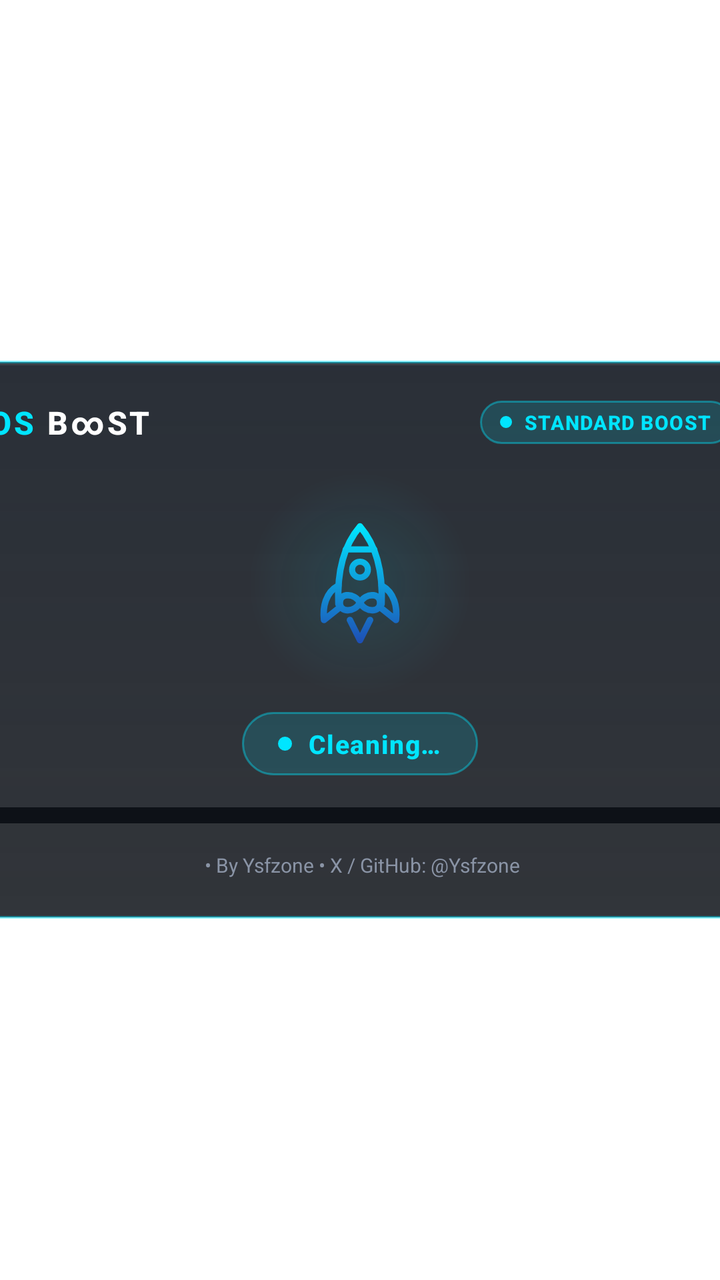
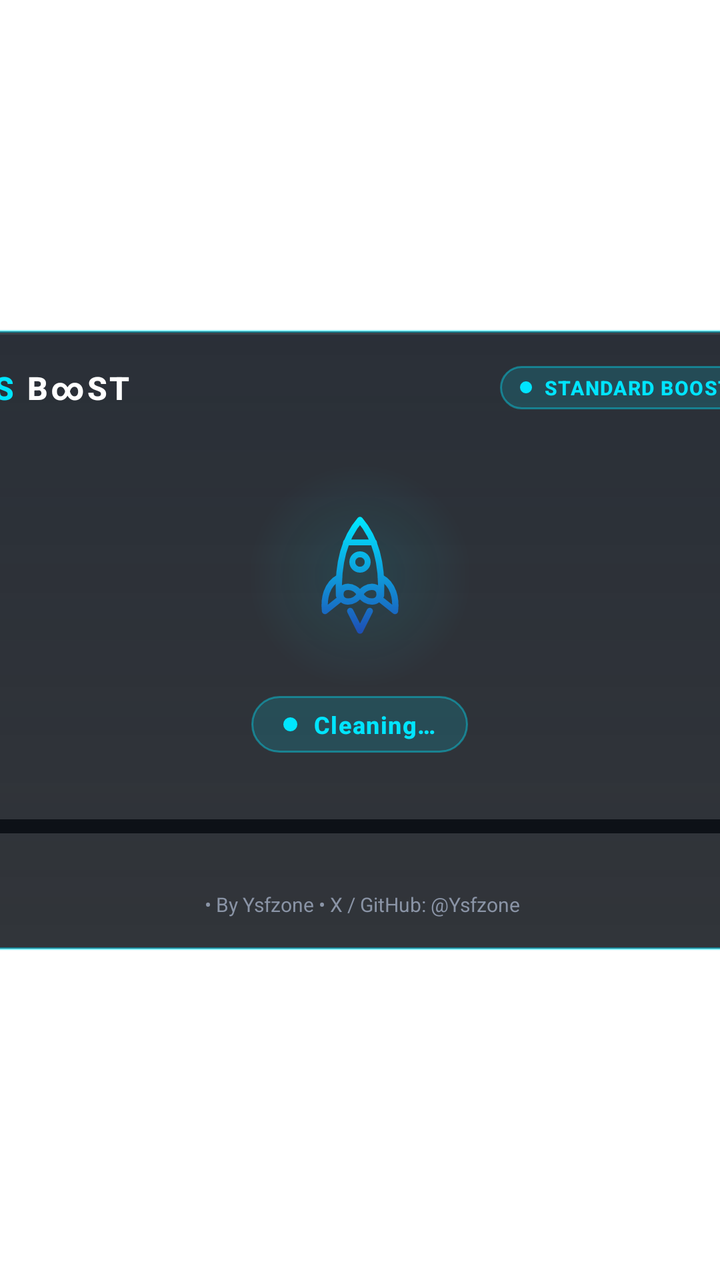

Compare the two renders of this Android layout. The source of the first and the diff that turns it into the second are given below.
<!-- AndroidManifest.xml: application theme Theme.OsBoost.Translucent -->
<!-- res/layout/activity_main.xml -->
<?xml version="1.0" encoding="utf-8"?>
<FrameLayout xmlns:android="http://schemas.android.com/apk/res/android"
    android:id="@+id/rootContainer"
    android:layout_width="match_parent"
    android:layout_height="match_parent"
    android:clipChildren="false"
    android:clipToPadding="false">

    <LinearLayout
        android:id="@+id/popupCard"
        android:layout_width="420dp"
        android:layout_height="wrap_content"
        android:layout_gravity="center"
        android:background="@drawable/bg_popup_neon"
        android:clipChildren="false"
        android:clipToPadding="false"
        android:elevation="18dp"
        android:orientation="vertical"
        android:paddingStart="24dp"
        android:paddingTop="20dp"
        android:paddingEnd="24dp"
        android:paddingBottom="20dp">

        
        <LinearLayout
            android:layout_width="match_parent"
            android:layout_height="wrap_content"
            android:gravity="center_vertical"
            android:orientation="horizontal">

            <TextView
                android:id="@+id/tvAppTitleOs"
                android:layout_width="wrap_content"
                android:layout_height="wrap_content"
                android:fontFamily="sans-serif-medium"
                android:letterSpacing="0.08"
                android:text="OS "
                android:textColor="@color/brand_cyan_electric"
                android:textSize="16sp"
                android:textStyle="bold" />

            <TextView
                android:id="@+id/tvAppTitle"
                android:layout_width="wrap_content"
                android:layout_height="wrap_content"
                android:fontFamily="sans-serif-medium"
                android:letterSpacing="0.08"
                android:text="B∞ST"
                android:textColor="@color/brand_white_pure"
                android:textSize="16sp"
                android:textStyle="bold" />

            <View
                android:layout_width="0dp"
                android:layout_height="1dp"
                android:layout_weight="1" />

            <LinearLayout
                android:id="@+id/llModePill"
                android:layout_width="wrap_content"
                android:layout_height="wrap_content"
                android:background="@drawable/bg_mode_pill"
                android:gravity="center_vertical"
                android:orientation="horizontal"
                android:paddingStart="10dp"
                android:paddingTop="4dp"
                android:paddingEnd="10dp"
                android:paddingBottom="4dp">

                <ImageView
                    android:id="@+id/ivModeDot"
                    android:layout_width="6dp"
                    android:layout_height="6dp"
                    android:contentDescription="@null"
                    android:src="@drawable/dot_glow_cyan" />

                <TextView
                    android:id="@+id/tvModeLabel"
                    android:layout_width="wrap_content"
                    android:layout_height="wrap_content"
                    android:layout_marginStart="6dp"
                    android:fontFamily="sans-serif-medium"
                    android:letterSpacing="0.05"
                    android:text="@string/mode_standard"
                    android:textColor="@color/brand_cyan_electric"
                    android:textSize="10sp"
                    android:textStyle="bold" />
            </LinearLayout>
        </LinearLayout>

        
        <FrameLayout
            android:id="@+id/rocketStage"
            android:layout_width="match_parent"
            android:layout_height="116dp"
            android:layout_marginTop="12dp"
            android:clipChildren="false"
            android:clipToPadding="false">

            <View
                android:id="@+id/viewRocketAura"
                android:layout_width="116dp"
                android:layout_height="116dp"
                android:layout_gravity="center"
                android:background="@drawable/bg_rocket_aura" />

            <ImageView
                android:id="@+id/ivFlame"
                android:layout_width="28dp"
                android:layout_height="28dp"
                android:layout_gravity="center"
                android:layout_marginTop="36dp"
                android:alpha="0"
                android:contentDescription="@null"
                android:src="@drawable/ic_flame" />

            <ImageView
                android:id="@+id/ivRocket"
                android:layout_width="72dp"
                android:layout_height="72dp"
                android:layout_gravity="center"
                android:contentDescription="@string/cd_rocket"
                android:src="@drawable/ic_osboost_rocket" />
        </FrameLayout>

        
        <LinearLayout
            android:id="@+id/llCleaningPill"
            android:layout_width="wrap_content"
            android:layout_height="wrap_content"
            android:layout_gravity="center_horizontal"
            android:layout_marginTop="6dp"
            android:background="@drawable/bg_mode_pill"
            android:gravity="center_vertical"
            android:orientation="horizontal"
            android:paddingStart="18dp"
            android:paddingTop="7dp"
            android:paddingEnd="18dp"
            android:paddingBottom="7dp">

            <ImageView
                android:layout_width="7dp"
                android:layout_height="7dp"
                android:contentDescription="@null"
                android:src="@drawable/dot_glow_cyan" />

            <TextView
                android:id="@+id/tvCleaningStatus"
                android:layout_width="wrap_content"
                android:layout_height="wrap_content"
                android:layout_marginStart="8dp"
                android:fontFamily="sans-serif-medium"
                android:letterSpacing="0.04"
                android:text="@string/status_cleaning"
                android:textColor="@color/brand_cyan_electric"
                android:textSize="13sp"
                android:textStyle="bold" />
        </LinearLayout>

        
        <LinearLayout
            android:id="@+id/llResults"
            android:layout_width="match_parent"
            android:layout_height="wrap_content"
            android:gravity="center_horizontal"
            android:orientation="vertical"
            android:visibility="gone">

            <TextView
                android:id="@+id/tvAvailableLabel"
                android:layout_width="wrap_content"
                android:layout_height="wrap_content"
                android:text="@string/label_available_ram"
                android:textColor="@color/brand_silver_muted"
                android:textSize="12sp" />

            <TextView
                android:id="@+id/tvHeroRam"
                android:layout_width="wrap_content"
                android:layout_height="wrap_content"
                android:layout_marginTop="2dp"
                android:fontFamily="sans-serif-medium"
                android:textColor="@color/brand_white_pure"
                android:textSize="36sp"
                android:textStyle="bold" />

            <TextView
                android:id="@+id/tvDeltaBadge"
                android:layout_width="wrap_content"
                android:layout_height="wrap_content"
                android:layout_marginTop="6dp"
                android:background="@drawable/bg_badge_neon"
                android:paddingStart="14dp"
                android:paddingTop="5dp"
                android:paddingEnd="14dp"
                android:paddingBottom="5dp"
                android:textColor="@color/brand_cyan_electric"
                android:textSize="13sp"
                android:textStyle="bold" />
        </LinearLayout>

        
        <ProgressBar
            android:id="@+id/pbRam"
            style="?android:attr/progressBarStyleHorizontal"
            android:layout_width="match_parent"
            android:layout_height="8dp"
            android:layout_marginTop="16dp"
            android:max="100"
            android:progress="0"
            android:progressDrawable="@drawable/progress_neon" />

        
        <TextView
            android:id="@+id/tvRamUsage"
            android:layout_width="match_parent"
            android:layout_height="wrap_content"
            android:layout_marginTop="8dp"
            android:gravity="center"
            android:textColor="@color/brand_silver_muted"
            android:textSize="12sp"
            android:visibility="gone" />

        
        <Button
            android:id="@+id/btnUpdate"
            android:layout_width="match_parent"
            android:layout_height="40dp"
            android:layout_marginTop="14dp"
            android:background="@drawable/bg_update_button"
            android:focusable="true"
            android:focusableInTouchMode="true"
            android:nextFocusUp="@id/btnUpdate"
            android:nextFocusDown="@id/btnUpdate"
            android:nextFocusLeft="@id/btnUpdate"
            android:nextFocusRight="@id/btnUpdate"
            android:textAllCaps="false"
            android:textColor="@color/brand_cyan_electric"
            android:textSize="13sp"
            android:textStyle="bold"
            android:visibility="gone" />

        
        <LinearLayout
            android:layout_width="match_parent"
            android:layout_height="wrap_content"
            android:layout_marginTop="14dp"
            android:gravity="center"
            android:layoutDirection="ltr"
            android:orientation="horizontal">

            <TextView
                android:id="@+id/tvFooterVersion"
                android:layout_width="wrap_content"
                android:layout_height="wrap_content"
                android:fontFamily="sans-serif-medium"
                android:textColor="@color/brand_cyan_electric"
                android:textSize="10sp"
                android:textStyle="bold" />

            <TextView
                android:id="@+id/tvFooterAttribution"
                android:layout_width="wrap_content"
                android:layout_height="wrap_content"
                android:text=" • By Ysfzone • X / GitHub: @Ysfzone"
                android:textColor="@color/brand_silver_muted"
                android:textSize="10sp" />
        </LinearLayout>

    </LinearLayout>

</FrameLayout>
<!-- resources referenced by this layout -->
<resources>
  <color name="brand_cyan_electric">#00E5FF</color>
  <color name="brand_silver_muted">#8A94A6</color>
  <color name="brand_white_pure">#FFFFFF</color>
  <!-- drawable bg_badge_neon (drawable) -->
  <?xml version="1.0" encoding="utf-8"?>
  <shape xmlns:android="http://schemas.android.com/apk/res/android"
      android:shape="rectangle">
      <solid android:color="@color/brand_bg_obsidian" />
      <corners android:radius="12dp" />
      <stroke
          android:width="1dp"
          android:color="@color/brand_cyan_electric" />
  </shape>
  <!-- drawable bg_mode_pill (drawable) -->
  <?xml version="1.0" encoding="utf-8"?>
  <shape xmlns:android="http://schemas.android.com/apk/res/android"
      android:shape="rectangle">
      <solid android:color="#2600E5FF" />
      <corners android:radius="16dp" />
      <stroke
          android:width="1dp"
          android:color="#6600E5FF" />
  </shape>
  <!-- drawable bg_rocket_aura (drawable) -->
  <?xml version="1.0" encoding="utf-8"?>
  <shape xmlns:android="http://schemas.android.com/apk/res/android"
      android:shape="oval">
      <gradient
          android:endColor="#000D1117"
          android:gradientRadius="56dp"
          android:startColor="#1A00E5FF"
          android:type="radial" />
  </shape>
  <!-- drawable dot_glow_cyan (drawable) -->
  <?xml version="1.0" encoding="utf-8"?>
  <shape xmlns:android="http://schemas.android.com/apk/res/android"
      android:shape="oval">
      <solid android:color="@color/brand_cyan_electric" />
      <size
          android:width="8dp"
          android:height="8dp" />
  </shape>
  <!-- drawable ic_flame (drawable) -->
  <?xml version="1.0" encoding="utf-8"?>
  <vector xmlns:android="http://schemas.android.com/apk/res/android"
      android:width="32dp"
      android:height="32dp"
      android:viewportWidth="32"
      android:viewportHeight="32">
  
      <path
          android:fillAlpha="0.55"
          android:fillColor="@color/brand_cyan_electric"
          android:pathData="M9,2 L23,2 C23,12 19,24 16,30 C13,24 9,12 9,2 Z" />
  
      <path
          android:fillAlpha="0.9"
          android:fillColor="@color/brand_white_pure"
          android:pathData="M12,2 L20,2 C20,9 17.8,18 16,22 C14.2,18 12,9 12,2 Z" />
  
  </vector>
  <string name="cd_rocket">OS BOOST Rocket</string>
  <string name="label_available_ram">Available RAM</string>
  <string name="mode_standard">STANDARD BOOST</string>
  <string name="status_cleaning">Cleaning…</string>
  <style name="Theme.OsBoost.Translucent" parent="@android:style/Theme.Translucent.NoTitleBar">
          <item name="android:windowBackground">@android:color/transparent</item>
          <item name="android:windowIsTranslucent">true</item>
          <item name="android:windowNoTitle">true</item>
          <item name="android:windowContentOverlay">@null</item>
          <item name="android:backgroundDimEnabled">true</item>
          <item name="android:backgroundDimAmount">0.35</item>
          <item name="android:windowAnimationStyle">@null</item>
      </style>
  <color name="brand_bg_obsidian">#0D1117</color>
  <color name="brand_blue_cobalt">#1E50B5</color>
  <!-- unchanged entries left out for length: 4 -->
</resources>

<!-- the commit's change to res/layout/activity_main.xml (unified diff, before → after) -->
@@ -2,24 +2,22 @@
 <FrameLayout xmlns:android="http://schemas.android.com/apk/res/android"
     android:id="@+id/rootContainer"
     android:layout_width="match_parent"
-    android:layout_height="match_parent"
-    android:clipChildren="false"
-    android:clipToPadding="false">
+    android:layout_height="match_parent">
 
     <LinearLayout
         android:id="@+id/popupCard"
-        android:layout_width="420dp"
-        android:layout_height="wrap_content"
+        android:layout_width="440dp"
+        android:layout_height="310dp"
         android:layout_gravity="center"
         android:background="@drawable/bg_popup_neon"
-        android:clipChildren="false"
-        android:clipToPadding="false"
+        android:clipChildren="true"
+        android:clipToPadding="true"
         android:elevation="18dp"
         android:orientation="vertical"
         android:paddingStart="24dp"
-        android:paddingTop="20dp"
+        android:paddingTop="18dp"
         android:paddingEnd="24dp"
-        android:paddingBottom="20dp">
+        android:paddingBottom="16dp">
 
         
         <LinearLayout
@@ -90,122 +88,170 @@
 
         
         <FrameLayout
-            android:id="@+id/rocketStage"
-            android:layout_width="match_parent"
-            android:layout_height="116dp"
-            android:layout_marginTop="12dp"
-            android:clipChildren="false"
+            android:id="@+id/centralStage"
+            android:layout_width="match_parent"
+            android:layout_height="0dp"
+            android:layout_weight="1"
+            android:clipChildren="true"
             android:clipToPadding="false">
 
-            <View
-                android:id="@+id/viewRocketAura"
-                android:layout_width="116dp"
-                android:layout_height="116dp"
-                android:layout_gravity="center"
-                android:background="@drawable/bg_rocket_aura" />
-
-            <ImageView
-                android:id="@+id/ivFlame"
-                android:layout_width="28dp"
-                android:layout_height="28dp"
-                android:layout_gravity="center"
-                android:layout_marginTop="36dp"
-                android:alpha="0"
-                android:contentDescription="@null"
-                android:src="@drawable/ic_flame" />
-
-            <ImageView
-                android:id="@+id/ivRocket"
-                android:layout_width="72dp"
-                android:layout_height="72dp"
-                android:layout_gravity="center"
-                android:contentDescription="@string/cd_rocket"
-                android:src="@drawable/ic_osboost_rocket" />
+            
+            <LinearLayout
+                android:id="@+id/llCleaningStage"
+                android:layout_width="match_parent"
+                android:layout_height="match_parent"
+                android:gravity="center"
+                android:orientation="vertical">
+
+                <FrameLayout
+                    android:id="@+id/rocketStage"
+                    android:layout_width="match_parent"
+                    android:layout_height="112dp"
+                    android:clipChildren="false"
+                    android:clipToPadding="false">
+
+                    <View
+                        android:id="@+id/viewRocketAura"
+                        android:layout_width="112dp"
+                        android:layout_height="112dp"
+                        android:layout_gravity="center"
+                        android:background="@drawable/bg_rocket_aura" />
+
+                    <ImageView
+                        android:id="@+id/ivFlame"
+                        android:layout_width="26dp"
+                        android:layout_height="26dp"
+                        android:layout_gravity="center"
+                        android:layout_marginTop="34dp"
+                        android:alpha="0"
+                        android:contentDescription="@null"
+                        android:src="@drawable/ic_flame" />
+
+                    <ImageView
+                        android:id="@+id/ivRocket"
+                        android:layout_width="70dp"
+                        android:layout_height="70dp"
+                        android:layout_gravity="center"
+                        android:contentDescription="@string/cd_rocket"
+                        android:src="@drawable/ic_osboost_rocket" />
+                </FrameLayout>
+
+                <LinearLayout
+                    android:id="@+id/llCleaningPill"
+                    android:layout_width="wrap_content"
+                    android:layout_height="wrap_content"
+                    android:layout_marginTop="4dp"
+                    android:background="@drawable/bg_mode_pill"
+                    android:gravity="center_vertical"
+                    android:orientation="horizontal"
+                    android:paddingStart="16dp"
+                    android:paddingTop="6dp"
+                    android:paddingEnd="16dp"
+                    android:paddingBottom="6dp">
+
+                    <ImageView
+                        android:layout_width="7dp"
+                        android:layout_height="7dp"
+                        android:contentDescription="@null"
+                        android:src="@drawable/dot_glow_cyan" />
+
+                    <TextView
+                        android:id="@+id/tvCleaningStatus"
+                        android:layout_width="wrap_content"
+                        android:layout_height="wrap_content"
+                        android:layout_marginStart="8dp"
+                        android:fontFamily="sans-serif-medium"
+                        android:letterSpacing="0.04"
+                        android:text="@string/status_cleaning"
+                        android:textColor="@color/brand_cyan_electric"
+                        android:textSize="12sp"
+                        android:textStyle="bold" />
+                </LinearLayout>
+            </LinearLayout>
+
+            
+            <LinearLayout
+                android:id="@+id/llResults"
+                android:layout_width="match_parent"
+                android:layout_height="match_parent"
+                android:gravity="center"
+                android:orientation="vertical"
+                android:visibility="gone">
+
+                
+                <LinearLayout
+                    android:id="@+id/llDoneBadge"
+                    android:layout_width="wrap_content"
+                    android:layout_height="wrap_content"
+                    android:background="@drawable/bg_mode_pill"
+                    android:gravity="center_vertical"
+                    android:orientation="horizontal"
+                    android:paddingStart="12dp"
+                    android:paddingTop="4dp"
+                    android:paddingEnd="12dp"
+                    android:paddingBottom="4dp">
+
+                    <ImageView
+                        android:layout_width="13dp"
+                        android:layout_height="13dp"
+                        android:contentDescription="@null"
+                        android:src="@drawable/ic_check_cyan" />
+
+                    <TextView
+                        android:id="@+id/tvDoneLabel"
+                        android:layout_width="wrap_content"
+                        android:layout_height="wrap_content"
+                        android:layout_marginStart="5dp"
+                        android:fontFamily="sans-serif-medium"
+                        android:letterSpacing="0.08"
+                        android:text="@string/status_done"
+                        android:textColor="@color/brand_cyan_electric"
+                        android:textSize="11sp"
+                        android:textStyle="bold" />
+                </LinearLayout>
+
+                <TextView
+                    android:id="@+id/tvAvailableLabel"
+                    android:layout_width="wrap_content"
+                    android:layout_height="wrap_content"
+                    android:layout_marginTop="6dp"
+                    android:text="@string/label_available_ram"
+                    android:textColor="@color/brand_silver_muted"
+                    android:textSize="11sp" />
+
+                <TextView
+                    android:id="@+id/tvHeroRam"
+                    android:layout_width="wrap_content"
+                    android:layout_height="wrap_content"
+                    android:fontFamily="sans-serif-medium"
+                    android:textColor="@color/brand_white_pure"
+                    android:textSize="34sp"
+                    android:textStyle="bold" />
+
+                <TextView
+                    android:id="@+id/tvDeltaBadge"
+                    android:layout_width="wrap_content"
+                    android:layout_height="wrap_content"
+                    android:layout_marginTop="4dp"
+                    android:background="@drawable/bg_badge_neon"
+                    android:paddingStart="14dp"
+                    android:paddingTop="4dp"
+                    android:paddingEnd="14dp"
+                    android:paddingBottom="4dp"
+                    android:textColor="@color/brand_cyan_electric"
+                    android:textSize="12sp"
+                    android:textStyle="bold" />
+            </LinearLayout>
+
         </FrameLayout>
-
-        
-        <LinearLayout
-            android:id="@+id/llCleaningPill"
-            android:layout_width="wrap_content"
-            android:layout_height="wrap_content"
-            android:layout_gravity="center_horizontal"
-            android:layout_marginTop="6dp"
-            android:background="@drawable/bg_mode_pill"
-            android:gravity="center_vertical"
-            android:orientation="horizontal"
-            android:paddingStart="18dp"
-            android:paddingTop="7dp"
-            android:paddingEnd="18dp"
-            android:paddingBottom="7dp">
-
-            <ImageView
-                android:layout_width="7dp"
-                android:layout_height="7dp"
-                android:contentDescription="@null"
-                android:src="@drawable/dot_glow_cyan" />
-
-            <TextView
-                android:id="@+id/tvCleaningStatus"
-                android:layout_width="wrap_content"
-                android:layout_height="wrap_content"
-                android:layout_marginStart="8dp"
-                android:fontFamily="sans-serif-medium"
-                android:letterSpacing="0.04"
-                android:text="@string/status_cleaning"
-                android:textColor="@color/brand_cyan_electric"
-                android:textSize="13sp"
-                android:textStyle="bold" />
-        </LinearLayout>
-
-        
-        <LinearLayout
-            android:id="@+id/llResults"
-            android:layout_width="match_parent"
-            android:layout_height="wrap_content"
-            android:gravity="center_horizontal"
-            android:orientation="vertical"
-            android:visibility="gone">
-
-            <TextView
-                android:id="@+id/tvAvailableLabel"
-                android:layout_width="wrap_content"
-                android:layout_height="wrap_content"
-                android:text="@string/label_available_ram"
-                android:textColor="@color/brand_silver_muted"
-                android:textSize="12sp" />
-
-            <TextView
-                android:id="@+id/tvHeroRam"
-                android:layout_width="wrap_content"
-                android:layout_height="wrap_content"
-                android:layout_marginTop="2dp"
-                android:fontFamily="sans-serif-medium"
-                android:textColor="@color/brand_white_pure"
-                android:textSize="36sp"
-                android:textStyle="bold" />
-
-            <TextView
-                android:id="@+id/tvDeltaBadge"
-                android:layout_width="wrap_content"
-                android:layout_height="wrap_content"
-                android:layout_marginTop="6dp"
-                android:background="@drawable/bg_badge_neon"
-                android:paddingStart="14dp"
-                android:paddingTop="5dp"
-                android:paddingEnd="14dp"
-                android:paddingBottom="5dp"
-                android:textColor="@color/brand_cyan_electric"
-                android:textSize="13sp"
-                android:textStyle="bold" />
-        </LinearLayout>
 
         
         <ProgressBar
             android:id="@+id/pbRam"
             style="?android:attr/progressBarStyleHorizontal"
             android:layout_width="match_parent"
-            android:layout_height="8dp"
-            android:layout_marginTop="16dp"
+            android:layout_height="7dp"
+            android:layout_marginTop="6dp"
             android:max="100"
             android:progress="0"
             android:progressDrawable="@drawable/progress_neon" />
@@ -215,18 +261,18 @@
             android:id="@+id/tvRamUsage"
             android:layout_width="match_parent"
             android:layout_height="wrap_content"
-            android:layout_marginTop="8dp"
+            android:layout_marginTop="6dp"
             android:gravity="center"
             android:textColor="@color/brand_silver_muted"
-            android:textSize="12sp"
-            android:visibility="gone" />
+            android:textSize="11sp"
+            android:visibility="invisible" />
 
         
         <Button
             android:id="@+id/btnUpdate"
             android:layout_width="match_parent"
-            android:layout_height="40dp"
-            android:layout_marginTop="14dp"
+            android:layout_height="34dp"
+            android:layout_marginTop="6dp"
             android:background="@drawable/bg_update_button"
             android:focusable="true"
             android:focusableInTouchMode="true"
@@ -236,7 +282,7 @@
             android:nextFocusRight="@id/btnUpdate"
             android:textAllCaps="false"
             android:textColor="@color/brand_cyan_electric"
-            android:textSize="13sp"
+            android:textSize="12sp"
             android:textStyle="bold"
             android:visibility="gone" />
 
@@ -244,7 +290,7 @@
         <LinearLayout
             android:layout_width="match_parent"
             android:layout_height="wrap_content"
-            android:layout_marginTop="14dp"
+            android:layout_marginTop="8dp"
             android:gravity="center"
             android:layoutDirection="ltr"
             android:orientation="horizontal">
<!-- resource entries referenced after the edit -->
@@ -42,6 +42,20 @@
           android:width="8dp"
           android:height="8dp" />
   </shape>
+  <!-- drawable ic_check_cyan (drawable) -->
+  <?xml version="1.0" encoding="utf-8"?>
+  <vector xmlns:android="http://schemas.android.com/apk/res/android"
+      android:width="14dp"
+      android:height="14dp"
+      android:viewportWidth="24"
+      android:viewportHeight="24">
+      <path
+          android:pathData="M5,12.5 L9.5,17 L19,7.5"
+          android:strokeColor="@color/brand_cyan_electric"
+          android:strokeLineCap="round"
+          android:strokeLineJoin="round"
+          android:strokeWidth="2.8" />
+  </vector>
   <!-- drawable ic_flame (drawable) -->
   <?xml version="1.0" encoding="utf-8"?>
   <vector xmlns:android="http://schemas.android.com/apk/res/android"
@@ -65,6 +79,7 @@
   <string name="label_available_ram">Available RAM</string>
   <string name="mode_standard">STANDARD BOOST</string>
   <string name="status_cleaning">Cleaning…</string>
+  <string name="status_done">DONE</string>
   <style name="Theme.OsBoost.Translucent" parent="@android:style/Theme.Translucent.NoTitleBar">
           <item name="android:windowBackground">@android:color/transparent</item>
           <item name="android:windowIsTranslucent">true</item>
